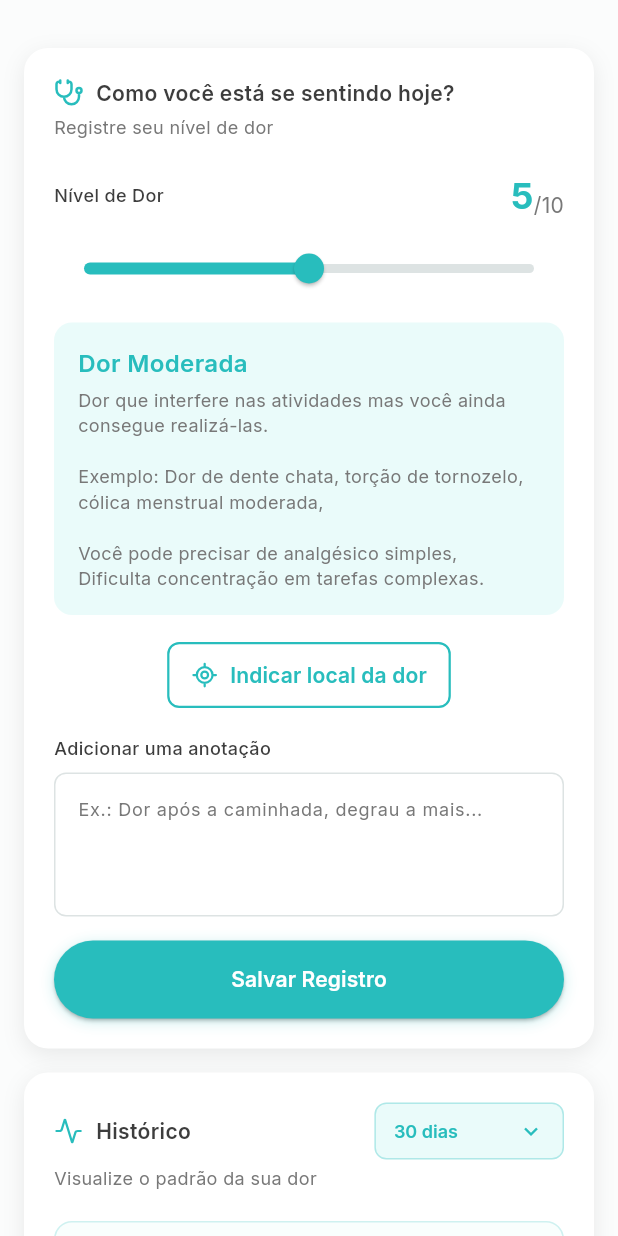
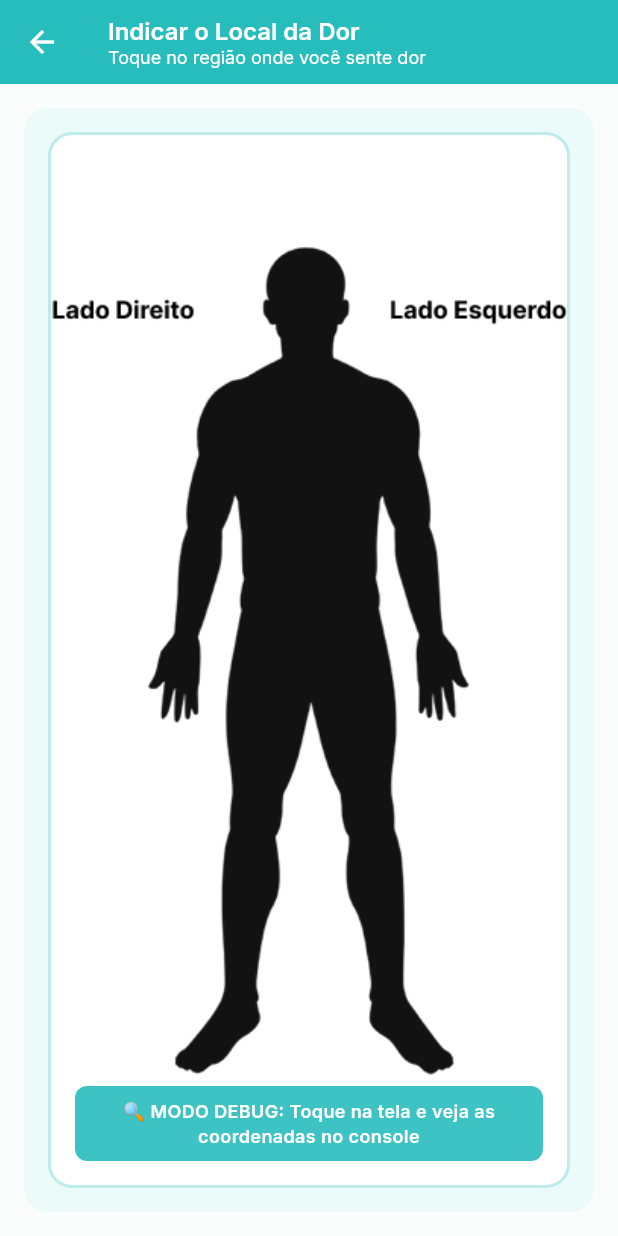
Before and after one commit to lufespi/cuidador-app, a Flutter app: the DorPage screen opened directly, after a tap on "Indicar local da dor", on a phone screen of 412 x 824 dp. Run offline on Flutter 3.47's test engine with Material 3 defaults, Android fonts, the phone set to English and light mode, and no system bars; our stand-ins replace flutter_svg.

Commit message:
feat: pain debbug mode

```diff
--- a/lib/screens/dor/dor_page.dart
+++ b/lib/screens/dor/dor_page.dart
@@ -4,6 +4,7 @@ import '../../core/theme/app_colors.dart';
 import '../../core/theme/app_typography.dart';
 import '../../core/widgets/app_card.dart';
 import '../../core/widgets/app_button.dart';
+import 'indicar_local_page.dart';
 
 class DorPage extends StatefulWidget {
   const DorPage({super.key});
@@ -184,7 +185,14 @@ class _DorPageState extends State<DorPage> {
                   // Botão indicar local da dor
                   Center(
                     child: OutlinedButton.icon(
-                      onPressed: () {},
+                      onPressed: () {
+                        Navigator.push(
+                          context,
+                          MaterialPageRoute(
+                            builder: (context) => const IndicarLocalPage(),
+                          ),
+                        );
+                      },
                       icon: SvgPicture.asset(
                         'assets/icons/pain/locate-fixed.svg',
                         width: 18,
--- a/lib/screens/dor/index.dart
+++ b/lib/screens/dor/index.dart
@@ -1 +1,2 @@
 export 'dor_page.dart';
+export 'indicar_local_page.dart';
--- /dev/null
+++ b/lib/screens/dor/indicar_local_page.dart
@@ -0,0 +1,196 @@
+import 'package:flutter/material.dart';
+import '../../core/theme/app_colors.dart';
+import '../../core/theme/app_typography.dart';
+
+class IndicarLocalPage extends StatefulWidget {
+  const IndicarLocalPage({super.key});
+
+  @override
+  State<IndicarLocalPage> createState() => _IndicarLocalPageState();
+}
+
+class _IndicarLocalPageState extends State<IndicarLocalPage> {
+  // Lista para armazenar os pontos clicados para visualização
+  final List<Offset> _pontosClicados = [];
+
+  @override
+  Widget build(BuildContext context) {
+    return Scaffold(
+      backgroundColor: AppColors.background,
+      appBar: AppBar(
+        backgroundColor: AppColors.buttonPrimary,
+        elevation: 0,
+        leading: IconButton(
+          icon: const Icon(Icons.arrow_back, color: AppColors.textWhite),
+          onPressed: () => Navigator.pop(context),
+        ),
+        title: Column(
+          crossAxisAlignment: CrossAxisAlignment.start,
+          children: [
+            Text(
+              'Indicar o Local da Dor',
+              style: AppTypography.heading1Secondary,
+            ),
+            Text(
+              'Toque no região onde você sente dor',
+              style: AppTypography.textPrimary.copyWith(
+                color: AppColors.textWhite,
+              ),
+            ),
+          ],
+        ),
+      ),
+      body: Padding(
+        padding: const EdgeInsets.all(16.0),
+        child: Container(
+          decoration: BoxDecoration(
+            color: AppColors.surfaceVariant,
+            borderRadius: BorderRadius.circular(16),
+          ),
+          padding: const EdgeInsets.all(16),
+          child: _buildCorpoHumano(),
+        ),
+      ),
+    );
+  }
+
+  Widget _buildCorpoHumano() {
+    return LayoutBuilder(
+      builder: (context, constraints) {
+        return GestureDetector(
+          onTapDown: (details) {
+            // Captura a posição do clique e imprime no debug
+            final position = details.localPosition;
+            final width = constraints.maxWidth;
+            final height = constraints.maxHeight;
+
+            // Adiciona o ponto à lista para visualização
+            setState(() {
+              _pontosClicados.add(position);
+            });
+
+            // Imprime informações detalhadas no console
+            debugPrint('═══════════════════════════════════════');
+            debugPrint('🎯 POSIÇÃO CLICADA #${_pontosClicados.length}:');
+            debugPrint('   X: ${position.dx.toStringAsFixed(2)}');
+            debugPrint('   Y: ${position.dy.toStringAsFixed(2)}');
+            debugPrint('   Container Width: ${width.toStringAsFixed(2)}');
+            debugPrint('   Container Height: ${height.toStringAsFixed(2)}');
+            debugPrint('   Percentual X: ${(position.dx / width * 100).toStringAsFixed(2)}%');
+            debugPrint('   Percentual Y: ${(position.dy / height * 100).toStringAsFixed(2)}%');
+            debugPrint('═══════════════════════════════════════\n');
+          },
+          child: Container(
+            width: constraints.maxWidth,
+            height: constraints.maxHeight,
+            decoration: BoxDecoration(
+              color: AppColors.surface,
+              borderRadius: BorderRadius.circular(16),
+              border: Border.all(
+                color: AppColors.buttonPrimary.withOpacity(0.3),
+                width: 2,
+              ),
+            ),
+            child: Stack(
+              children: [
+                // Imagem do corpo humano
+                Center(
+                  child: Image.asset(
+                    'assets/images/body-image.png',
+                    fit: BoxFit.contain,
+                    height: constraints.maxHeight * 0.9,
+                  ),
+                ),
+
+                // Bolinhas nos pontos clicados
+                ..._pontosClicados.asMap().entries.map((entry) {
+                  return Positioned(
+                    left: entry.value.dx - 10,
+                    top: entry.value.dy - 10,
+                    child: GestureDetector(
+                      onTap: () {
+                        // Remove o ponto ao clicar nele
+                        setState(() {
+                          _pontosClicados.removeAt(entry.key);
+                        });
+                        debugPrint('❌ Ponto #${entry.key + 1} removido');
+                      },
+                      child: Container(
+                        width: 20,
+                        height: 20,
+                        decoration: BoxDecoration(
+                          color: AppColors.buttonPrimary.withOpacity(0.8),
+                          shape: BoxShape.circle,
+                          border: Border.all(
+                            color: AppColors.textWhite,
+                            width: 1.5,
+                          ),
+                          boxShadow: [
+                            BoxShadow(
+                              color: AppColors.buttonPrimary.withOpacity(0.6),
+                              blurRadius: 8,
+                              spreadRadius: 1,
+                            ),
+                          ],
+                        ),
+                        child: Center(
+                          child: Text(
+                            '${entry.key + 1}',
+                            style: AppTypography.textPrimary.copyWith(
+                              color: AppColors.textWhite,
+                              fontWeight: FontWeight.bold,
+                              fontSize: 9,
+                            ),
+                          ),
+                        ),
+                      ),
+                    ),
+                  );
+                }).toList(),
+
+                // Texto de instrução para debug
+                Positioned(
+                  bottom: 16,
+                  left: 0,
+                  right: 0,
+                  child: Container(
+                    padding: const EdgeInsets.symmetric(horizontal: 16, vertical: 8),
+                    margin: const EdgeInsets.symmetric(horizontal: 16),
+                    decoration: BoxDecoration(
+                      color: AppColors.buttonPrimary.withOpacity(0.9),
+                      borderRadius: BorderRadius.circular(8),
+                    ),
+                    child: Column(
+                      mainAxisSize: MainAxisSize.min,
+                      children: [
+                        Text(
+                          '🔍 MODO DEBUG: Toque na tela e veja as coordenadas no console',
+                          textAlign: TextAlign.center,
+                          style: AppTypography.textPrimary.copyWith(
+                            color: AppColors.textWhite,
+                            fontWeight: FontWeight.w600,
+                          ),
+                        ),
+                        if (_pontosClicados.isNotEmpty) ...[
+                          const SizedBox(height: 4),
+                          Text(
+                            'Toque nas bolinhas para removê-las • ${_pontosClicados.length} ponto(s)',
+                            textAlign: TextAlign.center,
+                            style: AppTypography.textPrimary.copyWith(
+                              color: AppColors.textWhite,
+                              fontSize: 10,
+                            ),
+                          ),
+                        ],
+                      ],
+                    ),
+                  ),
+                ),
+              ],
+            ),
+          ),
+        );
+      },
+    );
+  }
+}
```
